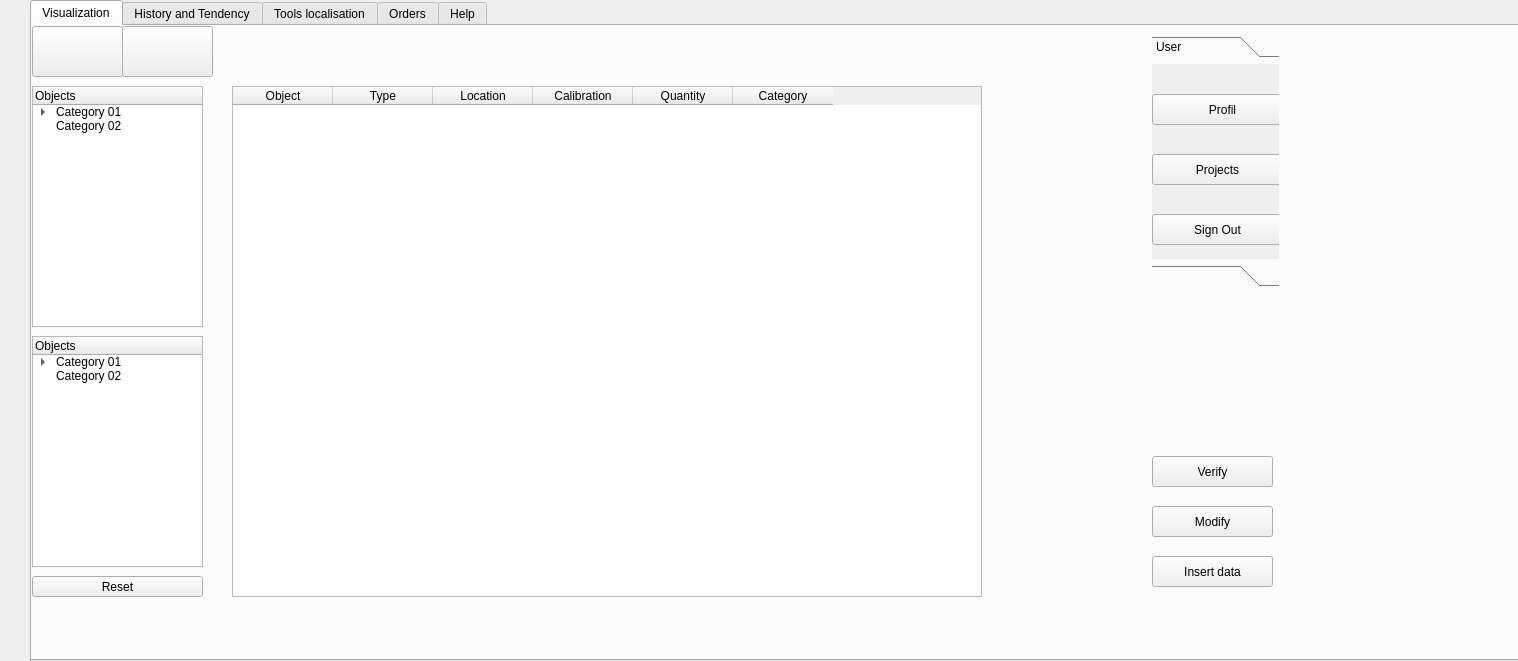
Old version of the form artifacts/corps.ui in the repository KarimMAJDOUB/GCInO-EM.
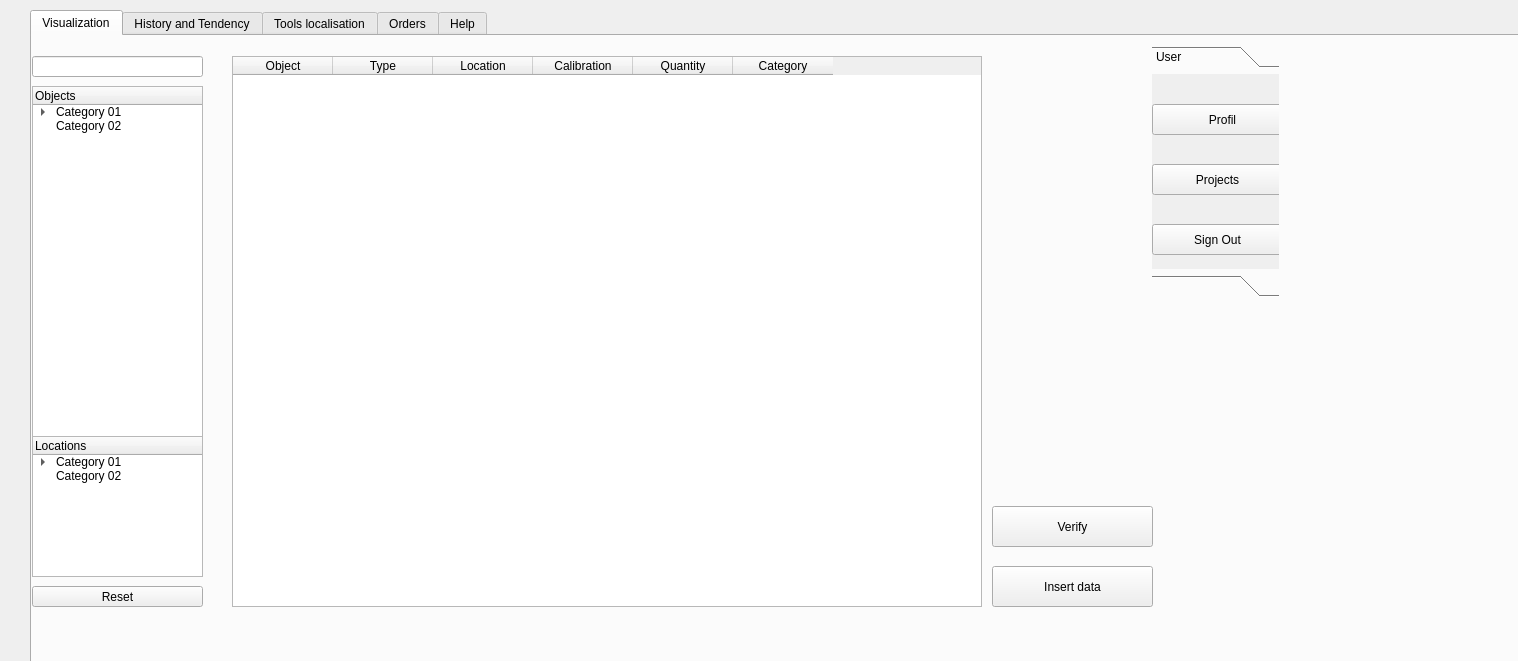
New version of the form. The open tabs and pages were chosen to show the change. Icons and pictures are not drawn.

The edit to the form file:
```diff
--- a/artifacts/corps.ui
+++ b/artifacts/corps.ui
@@ -23,7 +23,7 @@
    <property name="geometry">
     <rect>
      <x>30</x>
-     <y>0</y>
+     <y>10</y>
      <width>1551</width>
      <height>661</height>
     </rect>
@@ -45,11 +45,23 @@
      <property name="geometry">
       <rect>
        <x>0</x>
-       <y>60</y>
+       <y>50</y>
        <width>171</width>
-       <height>241</height>
+       <height>351</height>
       </rect>
      </property>
+     <property name="cursor" stdset="0">
+      <cursorShape>PointingHandCursor</cursorShape>
+     </property>
+     <property name="layoutDirection">
+      <enum>Qt::LeftToRight</enum>
+     </property>
+     <property name="autoFillBackground">
+      <bool>false</bool>
+     </property>
+     <property name="horizontalScrollMode">
+      <enum>QAbstractItemView::ScrollPerPixel</enum>
+     </property>
      <column>
       <property name="text">
        <string>Objects</string>
@@ -100,9 +112,9 @@
      <property name="geometry">
       <rect>
        <x>200</x>
-       <y>60</y>
+       <y>20</y>
        <width>750</width>
-       <height>511</height>
+       <height>551</height>
       </rect>
      </property>
      <property name="sizeIncrement">
@@ -154,69 +166,23 @@
     <widget class="QPushButton" name="insertDataButton">
      <property name="geometry">
       <rect>
-       <x>1120</x>
+       <x>960</x>
        <y>530</y>
-       <width>121</width>
-       <height>31</height>
+       <width>161</width>
+       <height>41</height>
       </rect>
      </property>
      <property name="text">
       <string>Insert data</string>
      </property>
     </widget>
-    <widget class="QPushButton" name="pushButton_4">
-     <property name="geometry">
-      <rect>
-       <x>0</x>
-       <y>0</y>
-       <width>91</width>
-       <height>51</height>
-      </rect>
-     </property>
-     <property name="text">
-      <string/>
-     </property>
-     <property name="icon">
-      <iconset>
-       <normaloff>Icons/2912620.png</normaloff>Icons/2912620.png</iconset>
-     </property>
-     <property name="iconSize">
-      <size>
-       <width>50</width>
-       <height>50</height>
-      </size>
-     </property>
-    </widget>
-    <widget class="QPushButton" name="pushButton_5">
-     <property name="geometry">
-      <rect>
-       <x>90</x>
-       <y>0</y>
-       <width>91</width>
-       <height>51</height>
-      </rect>
-     </property>
-     <property name="text">
-      <string/>
-     </property>
-     <property name="icon">
-      <iconset>
-       <normaloff>Icons/gps.png</normaloff>Icons/gps.png</iconset>
-     </property>
-     <property name="iconSize">
-      <size>
-       <width>50</width>
-       <height>50</height>
-      </size>
-     </property>
-    </widget>
     <widget class="QPushButton" name="pushButton_7">
      <property name="geometry">
       <rect>
-       <x>1120</x>
-       <y>430</y>
-       <width>121</width>
-       <height>31</height>
+       <x>960</x>
+       <y>470</y>
+       <width>161</width>
+       <height>41</height>
       </rect>
      </property>
      <property name="text">
@@ -241,7 +207,7 @@
         <x>0</x>
         <y>0</y>
         <width>127</width>
-        <height>195</height>
+        <height>183</height>
        </rect>
       </property>
       <attribute name="icon">
@@ -328,19 +294,6 @@
       </widget>
      </widget>
     </widget>
-    <widget class="QPushButton" name="pushButton_12">
-     <property name="geometry">
-      <rect>
-       <x>1120</x>
-       <y>480</y>
-       <width>121</width>
-       <height>31</height>
-      </rect>
-     </property>
-     <property name="text">
-      <string>Modify</string>
-     </property>
-    </widget>
     <widget class="QPushButton" name="reset_btn">
      <property name="geometry">
       <rect>
@@ -358,14 +311,14 @@
      <property name="geometry">
       <rect>
        <x>0</x>
-       <y>310</y>
+       <y>400</y>
        <width>171</width>
-       <height>231</height>
+       <height>141</height>
       </rect>
      </property>
      <column>
       <property name="text">
-       <string>Objects</string>
+       <string>Locations</string>
       </property>
      </column>
      <item>
@@ -409,6 +362,19 @@
       </property>
      </item>
     </widget>
+    <widget class="QLineEdit" name="search">
+     <property name="geometry">
+      <rect>
+       <x>0</x>
+       <y>20</y>
+       <width>171</width>
+       <height>21</height>
+      </rect>
+     </property>
+     <property name="text">
+      <string/>
+     </property>
+    </widget>
    </widget>
    <widget class="QWidget" name="tab_3">
     <attribute name="title">
```
Left out of the diff: 29 changed lines with no effect on the pictures.
